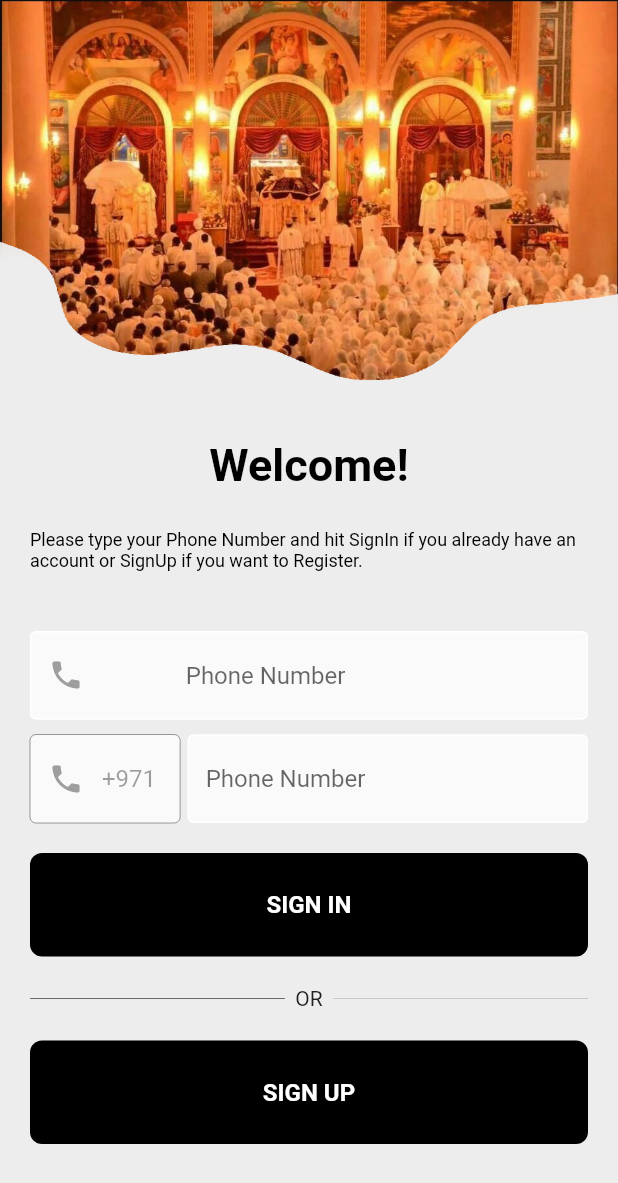
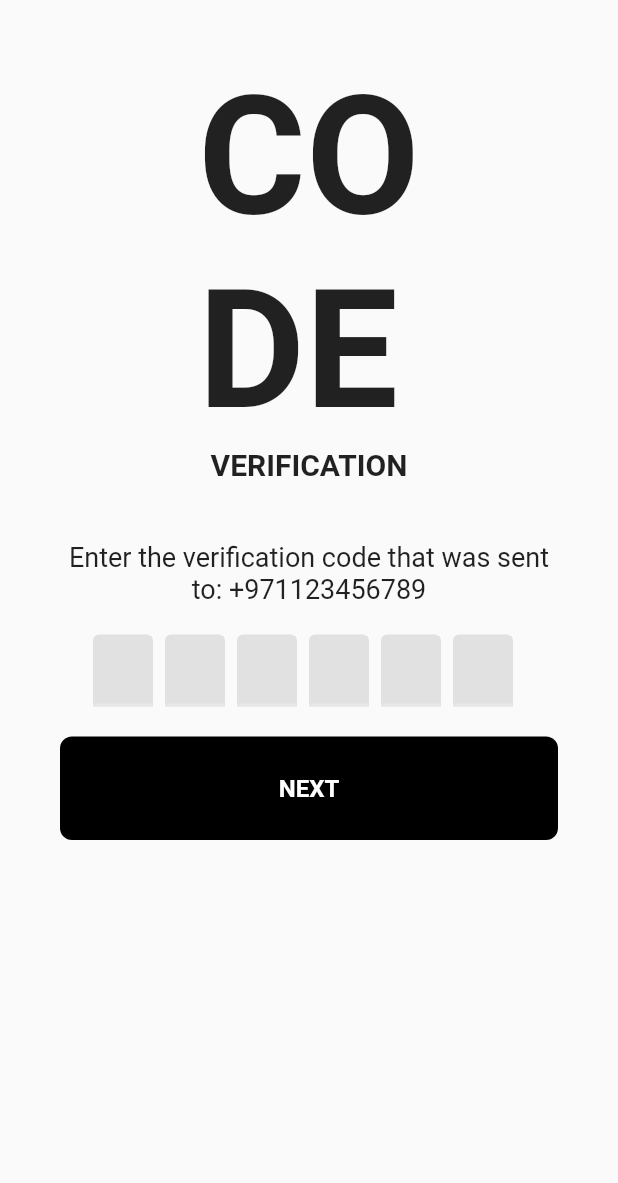
Before and after one commit to GetanehTsegaye/dubai_debremewy_app_dogs_food, a Flutter app: the screen it shows after launch, after a tap on "SIGN IN", on a phone screen of 412 x 824 dp. Shown: the top 1183 px of the screen. Run offline on Flutter 3.47's test engine with Material 2 defaults, Android fonts, the phone set to English and light mode, and no system bars; drawn by our look-alikes of flutter_otp_text_field; our stand-ins replace get.

Commit message:
Started using Get Package for animation and navigation, worked on OTP Screen, Screen Transition Effects and Registration Screen

```diff
--- a/lib/main.dart
+++ b/lib/main.dart
@@ -1,19 +1,18 @@
 import 'package:dubai_debremewy_app_dogs_food/src/features/authentication/screens/splash_screen/splash_screen.dart';
 import 'package:flutter/material.dart';
+import 'package:get/get.dart';
 
 void main() {
-  runApp(const MyApp());
+  runApp(const MyChurchApp());
 }
 
-class MyApp extends StatelessWidget {
-  const MyApp({super.key});
+class MyChurchApp extends StatelessWidget {
+  const MyChurchApp({super.key});
 
   // This widget is the root of your application.
   @override
   Widget build(BuildContext context) {
-    return  MaterialApp(
-
-
+    return  GetMaterialApp(
       home: SafeArea(
         child: SplashScreen(),
       ),
--- a/lib/src/constants/image_strings.dart
+++ b/lib/src/constants/image_strings.dart
@@ -1,3 +1,4 @@
 const gtSplashLightGif = "assets/animations/cross_light.gif";
 const gtSplashDarkGif = "assets/animations/cross_dark.gif";
 const gtLoginImage = "assets/images/login_screen_image.png";
+const gtRegistrationImage = "assets/images/register_screen_image.png";
--- a/lib/src/features/authentication/screens/login_screen/login_screen.dart
+++ b/lib/src/features/authentication/screens/login_screen/login_screen.dart
@@ -1,14 +1,20 @@
+import 'package:dubai_debremewy_app_dogs_food/src/features/authentication/screens/login_screen/otp_screen.dart';
 import 'package:flutter/material.dart';
 import 'package:flutter/services.dart';
 
 import '../../../../common_widgets/button_widgets.dart';
 import '../../../../constants/color_strings.dart';
 import '../../../../constants/image_strings.dart';
+import 'package:get/get.dart';
 
 class LoginScreen extends StatelessWidget {
   const LoginScreen({Key? key}) : super(key: key);
 
-  void signUserIn() {}
+  void signUserIn() {
+    Get.to(()=>  OTPScreen(),
+    transition: Transition.rightToLeftWithFade,
+    duration: Duration(seconds: 2));
+  }
 
   @override
   Widget build(BuildContext context) {
@@ -69,61 +75,61 @@
                       keyboardType: TextInputType.number,
                     ),
                     SizedBox(height: 10.0),
-                    Row(
-                      children: [
-                        Expanded(
-                          flex: 3,
-                          child: TextField(
-                            decoration: InputDecoration(
-                              hintText: '+971',
-                              prefixIcon: Icon(
-                                Icons.phone,
-                                color: Colors.grey,
-                              ),
-                              border: OutlineInputBorder(),
-                              enabledBorder: OutlineInputBorder(
-                                borderSide: BorderSide(color: Colors.white),
-                              ),
-                              focusedBorder: OutlineInputBorder(
-                                borderSide: BorderSide(color: Colors.grey),
-                              ),
-                              fillColor: Colors.grey.shade50,
-                              filled: true,
-                              enabled: false,
-                             // contentPadding: EdgeInsets.only(right: 10.0),
-                            ),
-                            inputFormatters: [
-                              LengthLimitingTextInputFormatter(9),
-                              FilteringTextInputFormatter.digitsOnly,
-                            ],
-                            keyboardType: TextInputType.number,
-                          ),
-                        ),
-                        SizedBox(width: 5.0),
-                        Expanded(
-                          flex: 8,
-                          child: TextField(
-                            decoration: InputDecoration(
-                              hintText: 'Phone Number',
-                              border: OutlineInputBorder(),
-                              enabledBorder: OutlineInputBorder(
-                                borderSide: BorderSide(color: Colors.white),
-                              ),
-                              focusedBorder: OutlineInputBorder(
-                                borderSide: BorderSide(color: Colors.grey),
-                              ),
-                              fillColor: Colors.grey.shade50,
-                              filled: true,
-                            ),
-                            inputFormatters: [
-                              LengthLimitingTextInputFormatter(9),
-                              FilteringTextInputFormatter.digitsOnly,
-                            ],
-                            keyboardType: TextInputType.number,
-                          ),
-                        ),
-                      ],
-                    ),
+                    // Row(
+                    //   children: [
+                    //     Expanded(
+                    //       flex: 3,
+                    //       child: TextField(
+                    //         decoration: InputDecoration(
+                    //           hintText: '+971',
+                    //           prefixIcon: Icon(
+                    //             Icons.phone,
+                    //             color: Colors.grey,
+                    //           ),
+                    //           border: OutlineInputBorder(),
+                    //           enabledBorder: OutlineInputBorder(
+                    //             borderSide: BorderSide(color: Colors.white),
+                    //           ),
+                    //           focusedBorder: OutlineInputBorder(
+                    //             borderSide: BorderSide(color: Colors.grey),
+                    //           ),
+                    //           fillColor: Colors.grey.shade50,
+                    //           filled: true,
+                    //           enabled: false,
+                    //          // contentPadding: EdgeInsets.only(right: 10.0),
+                    //         ),
+                    //         inputFormatters: [
+                    //           LengthLimitingTextInputFormatter(9),
+                    //           FilteringTextInputFormatter.digitsOnly,
+                    //         ],
+                    //         keyboardType: TextInputType.number,
+                    //       ),
+                    //     ),
+                    //     SizedBox(width: 5.0),
+                    //     Expanded(
+                    //       flex: 8,
+                    //       child: TextField(
+                    //         decoration: InputDecoration(
+                    //           hintText: 'Phone Number',
+                    //           border: OutlineInputBorder(),
+                    //           enabledBorder: OutlineInputBorder(
+                    //             borderSide: BorderSide(color: Colors.white),
+                    //           ),
+                    //           focusedBorder: OutlineInputBorder(
+                    //             borderSide: BorderSide(color: Colors.grey),
+                    //           ),
+                    //           fillColor: Colors.grey.shade50,
+                    //           filled: true,
+                    //         ),
+                    //         inputFormatters: [
+                    //           LengthLimitingTextInputFormatter(9),
+                    //           FilteringTextInputFormatter.digitsOnly,
+                    //         ],
+                    //         keyboardType: TextInputType.number,
+                    //       ),
+                    //     ),
+                    //   ],
+                    // ),
                     SizedBox(height: 20.0),
                     gtButton(
                       onTap: signUserIn,
--- /dev/null
+++ b/lib/src/features/authentication/screens/login_screen/otp_screen.dart
@@ -0,0 +1,64 @@
+import 'package:dubai_debremewy_app_dogs_food/src/common_widgets/button_widgets.dart';
+import 'package:flutter/material.dart';
+import 'package:flutter_otp_text_field/flutter_otp_text_field.dart';
+import 'package:get/get.dart';
+
+import '../dashboard_screen/dashboard_screen.dart';
+import '../user_profile/reg_screen.dart';
+
+
+class OTPScreen extends StatelessWidget {
+  const OTPScreen({Key? key}) : super(key: key);
+
+  @override
+  Widget build(BuildContext context) {
+    return SafeArea(
+        child: Scaffold(
+      body: SingleChildScrollView(
+        child: Container(
+          padding: const EdgeInsets.all(40.0),
+          child: Column(
+            mainAxisAlignment: MainAxisAlignment.center,
+            children: [
+              Text(
+                'CO\nDE',
+                style: TextStyle(
+                  fontWeight: FontWeight.bold,
+                  fontSize: 110.0,
+                ),
+              ),
+              Text(
+                'VERIFICATION',
+                style: TextStyle(
+                  fontWeight: FontWeight.bold,
+                  fontSize: 20,
+                ),
+              ),
+              SizedBox(height: 40.0),
+              Text(
+                'Enter the verification code that was sent to:' + ' +971123456789',
+                textAlign: TextAlign.center,
+                style: TextStyle(fontSize: 18.0),
+              ),
+              SizedBox(height: 20.0),
+              OtpTextField(
+                numberOfFields: 6,
+                fillColor: Colors.black.withOpacity(0.1),
+                filled: true,
+              ),
+              SizedBox(height: 20.0),
+              gtButton(
+                onTap: (){
+                  Get.to(()=>  RegistrationScreen(),
+                      transition: Transition.rightToLeftWithFade,
+                      duration: Duration(seconds: 2));
+                },
+                gtText: 'NEXT',
+              )
+            ],
+          ),
+        ),
+      ),
+    ));
+  }
+}
--- a/lib/src/features/authentication/screens/splash_screen/splash_screen.dart
+++ b/lib/src/features/authentication/screens/splash_screen/splash_screen.dart
@@ -3,6 +3,7 @@
 import '../../../../constants/color_strings.dart';
 import '../../../../constants/image_strings.dart';
 import '../login_screen/login_screen.dart';
+import 'package:get/get.dart';
 
 class SplashScreen extends StatefulWidget {
   const SplashScreen({Key? key}) : super(key: key);
@@ -16,14 +17,18 @@
   void initState() {
     super.initState();
     navigateToLoginScreen();
+
   }
 
   Future<void> navigateToLoginScreen() async {
     await Future.delayed(Duration(seconds: 5));
-    Navigator.pushReplacement(
-      context as BuildContext,
-      MaterialPageRoute(builder: (context) => LoginScreen()),
-    );
+    Get.to(()=>  LoginScreen(),
+        transition: Transition.fadeIn,
+        duration: Duration(seconds: 3));
+    // Navigator.pushReplacement(
+    //   context as BuildContext,
+    //   MaterialPageRoute(builder: (context) => LoginScreen()),
+    //);
   }
 
   @override
--- a/pubspec.yaml
+++ b/pubspec.yaml
@@ -35,6 +35,8 @@
   # The following adds the Cupertino Icons font to your application.
   # Use with the CupertinoIcons class for iOS style icons.
   cupertino_icons: ^1.0.2
+  get: ^4.6.5
+  flutter_otp_text_field: ^1.1.1
 
 dev_dependencies:
   flutter_test:
```
Also changed, not shown: lib/src/common_widgets/textfield_widgets.dart (added, +25 -0 lines), lib/src/features/authentication/screens/dashboard_screen/dashboard_screen.dart (added, +20 -0 lines), lib/src/features/authentication/screens/user_profile/reg_screen.dart (added, +96 -0 lines), assets/images/register_screen_image.png (added), pubspec.lock, 1 other file. Lines whose indentation alone changed are shown as unchanged.
